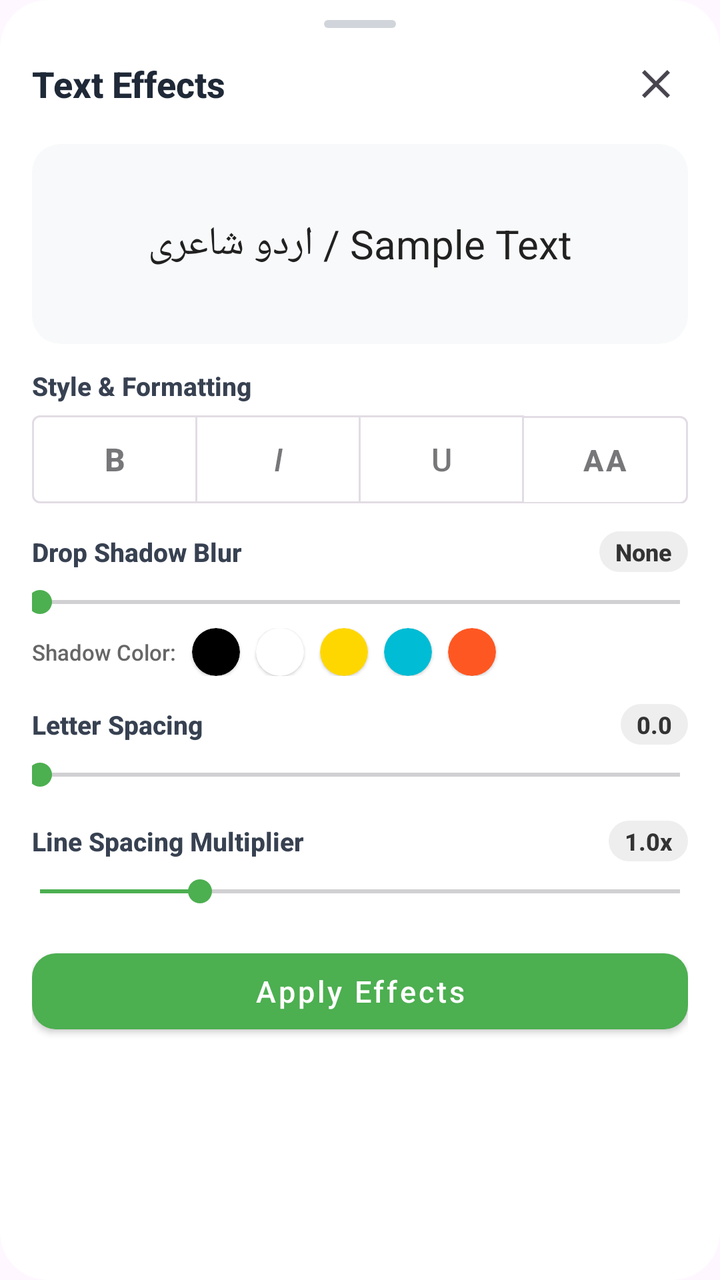
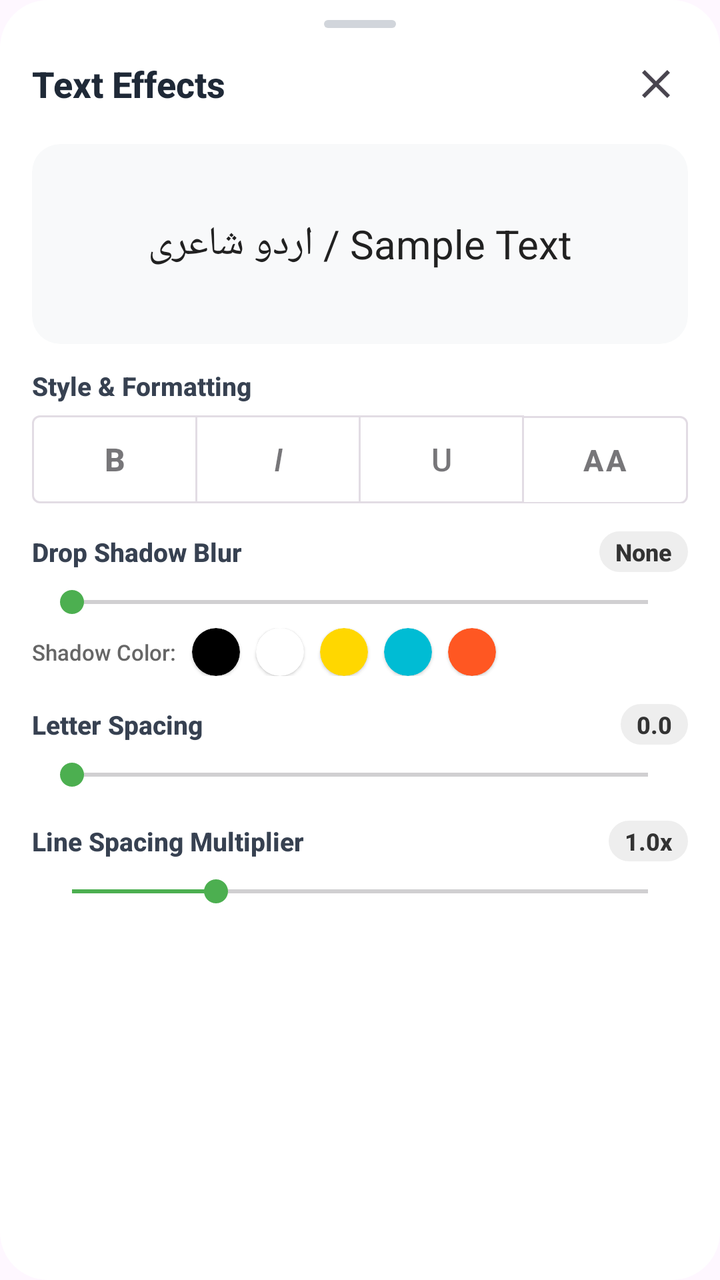

Before-and-after screenshots of an Android layout around one commit, followed by the original layout XML and the change that was made.
<!-- AndroidManifest.xml: another module's application theme Theme.DialogHub -->
<!-- res/layout/dialog_text_effects.xml -->
<?xml version="1.0" encoding="utf-8"?>
<LinearLayout xmlns:android="http://schemas.android.com/apk/res/android"
    xmlns:app="http://schemas.android.com/apk/res-auto"
    android:layout_width="match_parent"
    android:layout_height="wrap_content"
    android:layout_gravity="center"
    android:background="@drawable/rounded_background"
    android:orientation="vertical"
    android:paddingStart="16dp"
    android:paddingEnd="16dp"
    android:paddingBottom="20dp">

    
    <View
        android:id="@+id/dragHandle"
        android:layout_width="36dp"
        android:layout_height="4dp"
        android:layout_gravity="center_horizontal"
        android:layout_marginTop="10dp"
        android:layout_marginBottom="4dp"
        android:background="@drawable/bg_drag_handle" />

    
    <LinearLayout
        android:layout_width="match_parent"
        android:layout_height="wrap_content"
        android:gravity="center_vertical"
        android:paddingTop="8dp"
        android:paddingBottom="10dp">

        <TextView
            android:layout_width="0dp"
            android:layout_height="wrap_content"
            android:layout_weight="1"
            android:fontFamily="sans-serif-medium"
            android:text="Text Effects"
            android:textColor="#1F2937"
            android:textSize="18sp"
            android:textStyle="bold" />

        <ImageButton
            android:id="@+id/btnClose"
            android:layout_width="32dp"
            android:layout_height="32dp"
            android:background="?actionBarItemBackground"
            android:contentDescription="Close"
            android:src="@drawable/ic_close" />
    </LinearLayout>

    <androidx.core.widget.NestedScrollView
        android:layout_width="match_parent"
        android:layout_height="wrap_content"
        android:overScrollMode="never">

        <LinearLayout
            android:layout_width="match_parent"
            android:layout_height="wrap_content"
            android:orientation="vertical">

            
            <androidx.cardview.widget.CardView
                android:layout_width="match_parent"
                android:layout_height="100dp"
                android:layout_marginTop="4dp"
                android:layout_marginBottom="12dp"
                app:cardBackgroundColor="#F8F9FA"
                app:cardCornerRadius="14dp"
                app:cardElevation="0dp">

                <TextView
                    android:id="@+id/tvLivePreview"
                    android:layout_width="match_parent"
                    android:layout_height="match_parent"
                    android:gravity="center"
                    android:padding="12dp"
                    android:text="Sample Text / اردو شاعری"
                    android:textColor="#212121"
                    android:textDirection="anyRtl"
                    android:textSize="20sp" />
            </androidx.cardview.widget.CardView>

            
            <TextView
                android:layout_width="match_parent"
                android:layout_height="wrap_content"
                android:fontFamily="sans-serif-medium"
                android:text="Style &amp; Formatting"
                android:textColor="#374151"
                android:textSize="13sp"
                android:textStyle="bold" />

            <com.google.android.material.button.MaterialButtonToggleGroup
                android:id="@+id/toggleGroupStyles"
                android:layout_width="match_parent"
                android:layout_height="wrap_content"
                android:layout_marginTop="6dp"
                app:selectionRequired="false"
                app:singleSelection="false">

                <com.google.android.material.button.MaterialButton
                    android:id="@+id/btnBold"
                    style="@style/Widget.MaterialComponents.Button.OutlinedButton"
                    android:layout_width="0dp"
                    android:layout_height="44dp"
                    android:layout_weight="1"
                    android:insetTop="0dp"
                    android:insetBottom="0dp"
                    android:text="B"
                    android:textSize="16sp"
                    android:textStyle="bold" />

                <com.google.android.material.button.MaterialButton
                    android:id="@+id/btnItalic"
                    style="@style/Widget.MaterialComponents.Button.OutlinedButton"
                    android:layout_width="0dp"
                    android:layout_height="44dp"
                    android:layout_weight="1"
                    android:insetTop="0dp"
                    android:insetBottom="0dp"
                    android:text="I"
                    android:textSize="16sp"
                    android:textStyle="italic" />

                <com.google.android.material.button.MaterialButton
                    android:id="@+id/btnUnderline"
                    style="@style/Widget.MaterialComponents.Button.OutlinedButton"
                    android:layout_width="0dp"
                    android:layout_height="44dp"
                    android:layout_weight="1"
                    android:insetTop="0dp"
                    android:insetBottom="0dp"
                    android:text="U"
                    android:textSize="16sp" />

                <com.google.android.material.button.MaterialButton
                    android:id="@+id/btnCaps"
                    style="@style/Widget.MaterialComponents.Button.OutlinedButton"
                    android:layout_width="0dp"
                    android:layout_height="44dp"
                    android:layout_weight="1"
                    android:insetTop="0dp"
                    android:insetBottom="0dp"
                    android:text="aA"
                    android:textSize="15sp"
                    android:textStyle="bold" />

            </com.google.android.material.button.MaterialButtonToggleGroup>

            
            <LinearLayout
                android:layout_width="match_parent"
                android:layout_height="wrap_content"
                android:layout_marginTop="14dp"
                android:gravity="center_vertical"
                android:orientation="horizontal">

                <TextView
                    android:layout_width="0dp"
                    android:layout_height="wrap_content"
                    android:layout_weight="1"
                    android:fontFamily="sans-serif-medium"
                    android:text="Drop Shadow Blur"
                    android:textColor="#374151"
                    android:textSize="13sp"
                    android:textStyle="bold" />

                <TextView
                    android:id="@+id/tvShadowValue"
                    android:layout_width="wrap_content"
                    android:layout_height="wrap_content"
                    android:background="@drawable/rounded_background"
                    android:backgroundTint="#EEEEEE"
                    android:fontFamily="sans-serif-medium"
                    android:paddingStart="8dp"
                    android:paddingTop="2dp"
                    android:paddingEnd="8dp"
                    android:paddingBottom="2dp"
                    android:text="None"
                    android:textColor="#333333"
                    android:textSize="12sp"
                    android:textStyle="bold" />
            </LinearLayout>

            <SeekBar
                android:id="@+id/seekBarShadow"
                android:layout_width="match_parent"
                android:layout_height="wrap_content"
                android:layout_marginTop="6dp"
                android:max="25"
                android:paddingStart="4dp"
                android:paddingEnd="4dp"
                android:progress="0"
                android:progressTint="?attr/colorPrimary"
                android:thumbTint="?attr/colorPrimary" />

            
            <LinearLayout
                android:id="@+id/shadowColorsLayout"
                android:layout_width="match_parent"
                android:layout_height="wrap_content"
                android:layout_marginTop="4dp"
                android:gravity="center_vertical"
                android:orientation="horizontal">

                <TextView
                    android:layout_width="wrap_content"
                    android:layout_height="wrap_content"
                    android:layout_marginEnd="8dp"
                    android:fontFamily="sans-serif-medium"
                    android:text="Shadow Color:"
                    android:textColor="#666666"
                    android:textSize="11sp" />

                <androidx.cardview.widget.CardView
                    android:id="@+id/swatchShadowBlack"
                    android:layout_width="24dp"
                    android:layout_height="24dp"
                    android:layout_marginEnd="8dp"
                    app:cardBackgroundColor="#000000"
                    app:cardCornerRadius="12dp"
                    app:cardElevation="1dp" />

                <androidx.cardview.widget.CardView
                    android:id="@+id/swatchShadowWhite"
                    android:layout_width="24dp"
                    android:layout_height="24dp"
                    android:layout_marginEnd="8dp"
                    app:cardBackgroundColor="#FFFFFF"
                    app:cardCornerRadius="12dp"
                    app:cardElevation="1dp" />

                <androidx.cardview.widget.CardView
                    android:id="@+id/swatchShadowGold"
                    android:layout_width="24dp"
                    android:layout_height="24dp"
                    android:layout_marginEnd="8dp"
                    app:cardBackgroundColor="#FFD700"
                    app:cardCornerRadius="12dp"
                    app:cardElevation="1dp" />

                <androidx.cardview.widget.CardView
                    android:id="@+id/swatchShadowCyan"
                    android:layout_width="24dp"
                    android:layout_height="24dp"
                    android:layout_marginEnd="8dp"
                    app:cardBackgroundColor="#00BCD4"
                    app:cardCornerRadius="12dp"
                    app:cardElevation="1dp" />

                <androidx.cardview.widget.CardView
                    android:id="@+id/swatchShadowRed"
                    android:layout_width="24dp"
                    android:layout_height="24dp"
                    app:cardBackgroundColor="#FF5722"
                    app:cardCornerRadius="12dp"
                    app:cardElevation="1dp" />
            </LinearLayout>

            
            <LinearLayout
                android:layout_width="match_parent"
                android:layout_height="wrap_content"
                android:layout_marginTop="14dp"
                android:gravity="center_vertical"
                android:orientation="horizontal">

                <TextView
                    android:layout_width="0dp"
                    android:layout_height="wrap_content"
                    android:layout_weight="1"
                    android:fontFamily="sans-serif-medium"
                    android:text="Letter Spacing"
                    android:textColor="#374151"
                    android:textSize="13sp"
                    android:textStyle="bold" />

                <TextView
                    android:id="@+id/tvLetterSpacingValue"
                    android:layout_width="wrap_content"
                    android:layout_height="wrap_content"
                    android:background="@drawable/rounded_background"
                    android:backgroundTint="#EEEEEE"
                    android:fontFamily="sans-serif-medium"
                    android:paddingStart="8dp"
                    android:paddingTop="2dp"
                    android:paddingEnd="8dp"
                    android:paddingBottom="2dp"
                    android:text="0.0"
                    android:textColor="#333333"
                    android:textSize="12sp"
                    android:textStyle="bold" />
            </LinearLayout>

            <SeekBar
                android:id="@+id/seekBarLetterSpacing"
                android:layout_width="match_parent"
                android:layout_height="wrap_content"
                android:layout_marginTop="6dp"
                android:max="30"
                android:paddingStart="4dp"
                android:paddingEnd="4dp"
                android:progress="0"
                android:progressTint="?attr/colorPrimary"
                android:thumbTint="?attr/colorPrimary" />

            
            <LinearLayout
                android:layout_width="match_parent"
                android:layout_height="wrap_content"
                android:layout_marginTop="14dp"
                android:gravity="center_vertical"
                android:orientation="horizontal">

                <TextView
                    android:layout_width="0dp"
                    android:layout_height="wrap_content"
                    android:layout_weight="1"
                    android:fontFamily="sans-serif-medium"
                    android:text="Line Spacing Multiplier"
                    android:textColor="#374151"
                    android:textSize="13sp"
                    android:textStyle="bold" />

                <TextView
                    android:id="@+id/tvLineSpacingValue"
                    android:layout_width="wrap_content"
                    android:layout_height="wrap_content"
                    android:background="@drawable/rounded_background"
                    android:backgroundTint="#EEEEEE"
                    android:fontFamily="sans-serif-medium"
                    android:paddingStart="8dp"
                    android:paddingTop="2dp"
                    android:paddingEnd="8dp"
                    android:paddingBottom="2dp"
                    android:text="1.0x"
                    android:textColor="#333333"
                    android:textSize="12sp"
                    android:textStyle="bold" />
            </LinearLayout>

            <SeekBar
                android:id="@+id/seekBarLineSpacing"
                android:layout_width="match_parent"
                android:layout_height="wrap_content"
                android:layout_marginTop="6dp"
                android:max="20"
                android:paddingStart="4dp"
                android:paddingEnd="4dp"
                android:progress="5"
                android:progressTint="?attr/colorPrimary"
                android:thumbTint="?attr/colorPrimary" />

            
            <com.google.android.material.button.MaterialButton
                android:id="@+id/btnApplyEffects"
                style="@style/Widget.MaterialComponents.Button"
                android:layout_width="match_parent"
                android:layout_height="50dp"
                android:layout_marginTop="16dp"
                android:text="Apply Effects"
                android:textAllCaps="false"
                android:textSize="15sp"
                app:cornerRadius="12dp" />

        </LinearLayout>
    </androidx.core.widget.NestedScrollView>

</LinearLayout>
<!-- resources referenced by this layout -->
<resources>
  <!-- drawable bg_drag_handle (drawable) -->
  ﻿<?xml version="1.0" encoding="utf-8"?>
  <shape xmlns:android="http://schemas.android.com/apk/res/android"
      android:shape="rectangle">
      <solid android:color="#D1D5DB" />
      <corners android:radius="3dp" />
  </shape>
  <!-- drawable ic_close (drawable) -->
  ﻿<vector xmlns:android="http://schemas.android.com/apk/res/android"
      android:width="24dp"
      android:height="24dp"
      android:viewportWidth="24"
      android:viewportHeight="24"
      android:tint="?attr/colorControlNormal">
    <path
        android:fillColor="@android:color/white"
        android:pathData="M19,6.41L17.59,5 12,10.59 6.41,5 5,6.41 10.59,12 5,17.59 6.41,19 12,13.41 17.59,19 19,17.59 13.41,12z"/>
  </vector>
  <!-- drawable rounded_background (drawable) -->
  <?xml version="1.0" encoding="utf-8"?>
  <shape xmlns:android="http://schemas.android.com/apk/res/android"
      android:shape="rectangle">
      <solid android:color="#FFFFFF" />
      <corners android:radius="24dp" />
  </shape>
  <style name="Theme.DialogHub" parent="Base.Theme.DialogHub" />
  <style name="Base.Theme.DialogHub" parent="Theme.Material3.DayNight.NoActionBar">
          <item name="colorPrimary">#4CAF50</item>
      </style>
</resources>

<!-- the commit's change to res/layout/dialog_text_effects.xml (unified diff, before → after) -->
@@ -185,12 +185,15 @@
                 android:id="@+id/seekBarShadow"
                 android:layout_width="match_parent"
                 android:layout_height="wrap_content"
+                android:layout_marginStart="4dp"
                 android:layout_marginTop="6dp"
+                android:layout_marginEnd="4dp"
                 android:max="25"
-                android:paddingStart="4dp"
-                android:paddingEnd="4dp"
+                android:paddingStart="16dp"
+                android:paddingEnd="16dp"
                 android:progress="0"
                 android:progressTint="?attr/colorPrimary"
+                android:splitTrack="false"
                 android:thumbTint="?attr/colorPrimary" />
 
             
@@ -295,12 +298,15 @@
                 android:id="@+id/seekBarLetterSpacing"
                 android:layout_width="match_parent"
                 android:layout_height="wrap_content"
+                android:layout_marginStart="4dp"
                 android:layout_marginTop="6dp"
+                android:layout_marginEnd="4dp"
                 android:max="30"
-                android:paddingStart="4dp"
-                android:paddingEnd="4dp"
+                android:paddingStart="16dp"
+                android:paddingEnd="16dp"
                 android:progress="0"
                 android:progressTint="?attr/colorPrimary"
+                android:splitTrack="false"
                 android:thumbTint="?attr/colorPrimary" />
 
             
@@ -342,25 +348,16 @@
                 android:id="@+id/seekBarLineSpacing"
                 android:layout_width="match_parent"
                 android:layout_height="wrap_content"
+                android:layout_marginStart="4dp"
                 android:layout_marginTop="6dp"
+                android:layout_marginEnd="4dp"
                 android:max="20"
-                android:paddingStart="4dp"
-                android:paddingEnd="4dp"
+                android:paddingStart="16dp"
+                android:paddingEnd="16dp"
                 android:progress="5"
                 android:progressTint="?attr/colorPrimary"
+                android:splitTrack="false"
                 android:thumbTint="?attr/colorPrimary" />
-
-            
-            <com.google.android.material.button.MaterialButton
-                android:id="@+id/btnApplyEffects"
-                style="@style/Widget.MaterialComponents.Button"
-                android:layout_width="match_parent"
-                android:layout_height="50dp"
-                android:layout_marginTop="16dp"
-                android:text="Apply Effects"
-                android:textAllCaps="false"
-                android:textSize="15sp"
-                app:cornerRadius="12dp" />
 
         </LinearLayout>
     </androidx.core.widget.NestedScrollView>
